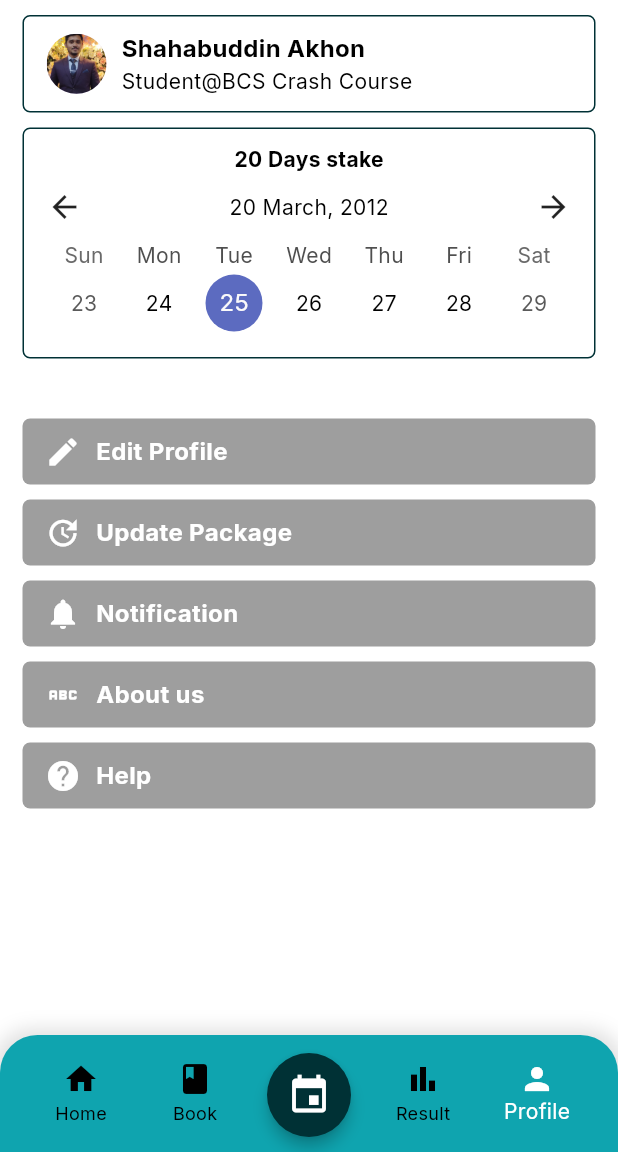
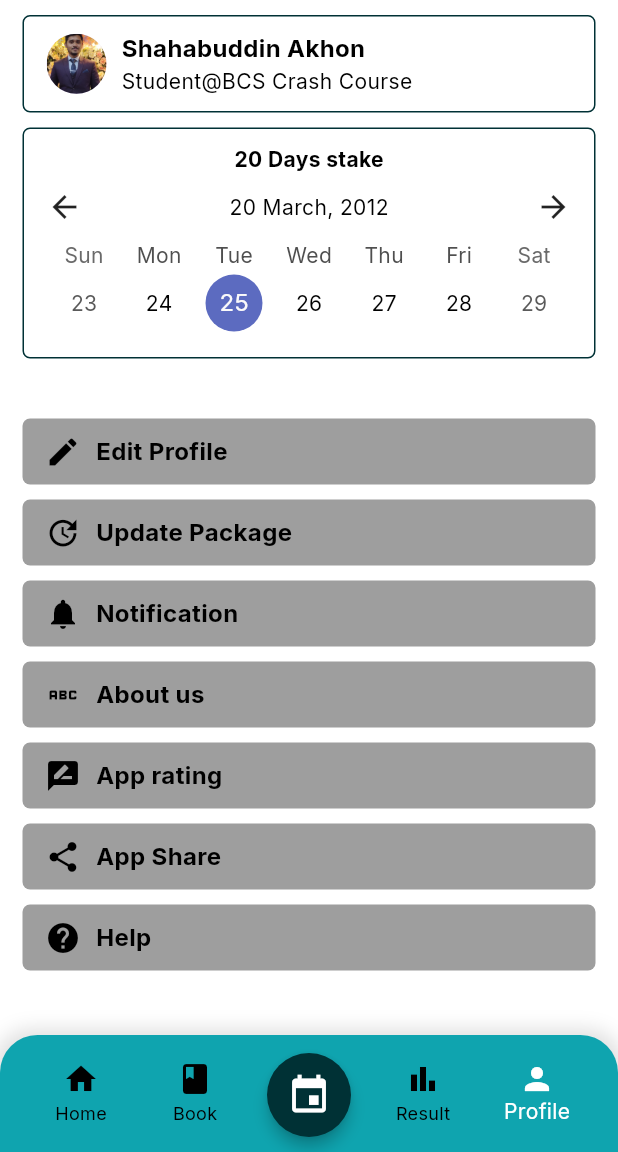
Before and after one commit to Shahabuddin1122/job-ostad, a Flutter app: the screen it shows after launch, item 5 of the bottom bar chosen, on a phone screen of 412 x 824 dp, the part 84-1236 px from its top. Run offline on Flutter 3.47's test engine with Material 3 defaults, Android fonts, the phone set to English and light mode, and no system bars; drawn by our look-alikes of table_calendar; our stand-ins replace carousel_slider, fl_chart, google_fonts, shared_preferences; missing offline and left inert: syncfusion_flutter_pdfviewer.

Commit message:
update profile page

```diff
--- a/job_ostad/lib/screens/profile.dart
+++ b/job_ostad/lib/screens/profile.dart
@@ -91,13 +91,13 @@ class Profile extends StatelessWidget {
                   child: Row(
                     spacing: 10.0,
                     children: [
-                      Icon(Icons.edit, color: Colors.white),
+                      Icon(Icons.edit, color: Colors.black),
                       Text(
                         "Edit Profile",
                         style: TextStyle(
                           fontWeight: FontWeight.bold,
                           fontSize: 16,
-                          color: Colors.white,
+                          color: Colors.black,
                         ),
                       ),
                     ],
@@ -112,13 +112,13 @@ class Profile extends StatelessWidget {
                   child: Row(
                     spacing: 10.0,
                     children: [
-                      Icon(Icons.update, color: Colors.white),
+                      Icon(Icons.update, color: Colors.black),
                       Text(
                         "Update Package",
                         style: TextStyle(
                           fontWeight: FontWeight.bold,
                           fontSize: 16,
-                          color: Colors.white,
+                          color: Colors.black,
                         ),
                       ),
                     ],
@@ -133,13 +133,13 @@ class Profile extends StatelessWidget {
                   child: Row(
                     spacing: 10.0,
                     children: [
-                      Icon(Icons.notifications, color: Colors.white),
+                      Icon(Icons.notifications, color: Colors.black),
                       Text(
                         "Notification",
                         style: TextStyle(
                           fontWeight: FontWeight.bold,
                           fontSize: 16,
-                          color: Colors.white,
+                          color: Colors.black,
                         ),
                       ),
                     ],
@@ -154,13 +154,13 @@ class Profile extends StatelessWidget {
                   child: Row(
                     spacing: 10.0,
                     children: [
-                      Icon(Icons.abc, color: Colors.white),
+                      Icon(Icons.abc, color: Colors.black),
                       Text(
                         "About us",
                         style: TextStyle(
                           fontWeight: FontWeight.bold,
                           fontSize: 16,
-                          color: Colors.white,
+                          color: Colors.black,
                         ),
                       ),
                     ],
@@ -175,13 +175,55 @@ class Profile extends StatelessWidget {
                   child: Row(
                     spacing: 10.0,
                     children: [
-                      Icon(Icons.help, color: Colors.white),
+                      Icon(Icons.rate_review, color: Colors.black),
+                      Text(
+                        "App rating",
+                        style: TextStyle(
+                          fontWeight: FontWeight.bold,
+                          fontSize: 16,
+                          color: Colors.black,
+                        ),
+                      ),
+                    ],
+                  ),
+                ),
+                Container(
+                  padding: Theme.of(context).insideCardPadding,
+                  decoration: BoxDecoration(
+                    borderRadius: BorderRadius.circular(5),
+                    color: Colors.grey,
+                  ),
+                  child: Row(
+                    spacing: 10.0,
+                    children: [
+                      Icon(Icons.share, color: Colors.black),
+                      Text(
+                        "App Share",
+                        style: TextStyle(
+                          fontWeight: FontWeight.bold,
+                          fontSize: 16,
+                          color: Colors.black,
+                        ),
+                      ),
+                    ],
+                  ),
+                ),
+                Container(
+                  padding: Theme.of(context).insideCardPadding,
+                  decoration: BoxDecoration(
+                    borderRadius: BorderRadius.circular(5),
+                    color: Colors.grey,
+                  ),
+                  child: Row(
+                    spacing: 10.0,
+                    children: [
+                      Icon(Icons.help, color: Colors.black),
                       Text(
                         "Help",
                         style: TextStyle(
                           fontWeight: FontWeight.bold,
                           fontSize: 16,
-                          color: Colors.white,
+                          color: Colors.black,
                         ),
                       ),
                     ],
```
